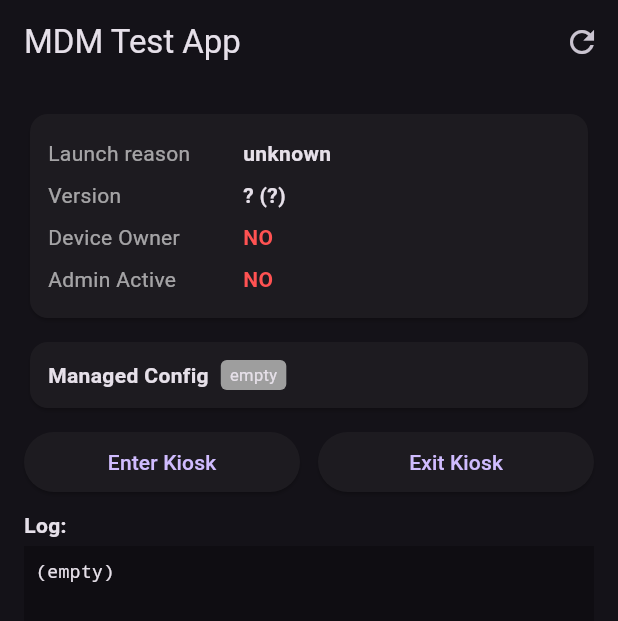
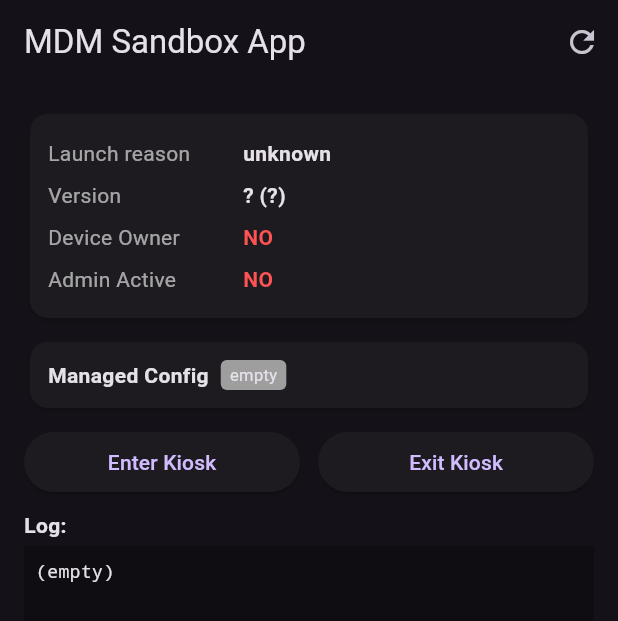
Before and after one commit to tuanslg/mdm-sandbox-app, a Flutter app: the screen it shows after launch, on a phone screen of 412 x 824 dp. Shown: the top 621 px of the screen. Run offline on Flutter 3.47's test engine with Material 3 defaults, Android fonts, the phone set to English and light mode, and no system bars.

Commit message:
update app icon, splash screen, app name

```diff
--- a/lib/main.dart
+++ b/lib/main.dart
@@ -12,7 +12,7 @@ class MdmTestApp extends StatelessWidget {
   @override
   Widget build(BuildContext context) {
     return MaterialApp(
-      title: 'MDM Test',
+      title: 'MDM Sandbox',
       debugShowCheckedModeBanner: false,
       theme: ThemeData.dark(useMaterial3: true),
       home: const HomePage(),
@@ -122,7 +122,7 @@ class _HomePageState extends State<HomePage> {
   Widget build(BuildContext context) {
     return Scaffold(
       appBar: AppBar(
-        title: const Text('MDM Test App'),
+        title: const Text('MDM Sandbox App'),
         actions: [
           IconButton(icon: const Icon(Icons.refresh), onPressed: _loadStatus),
         ],
```
Also changed, not shown: 45 other files.
